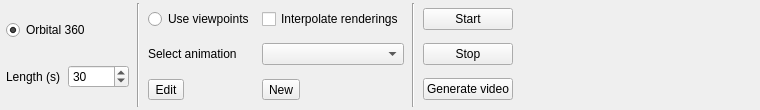
Old version of the form src/gui/forms/toolbar_animationgroup.ui in the repository open-scan-crew/OpenScanTools.
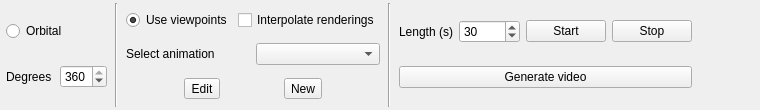
New version of the form.

Commit message: Update animation toolbar layout and add degrees control

What changed in the file:
```diff
--- a/src/gui/forms/toolbar_animationgroup.ui
+++ b/src/gui/forms/toolbar_animationgroup.ui
@@ -30,35 +30,56 @@
     <number>8</number>
    </property>
    <item>
-    <layout class="QGridLayout" name="gridLayout_left">
-     <item row="0" column="0" colspan="2">
+    <widget class="QWidget" name="leftWidget" native="true">
+     <layout class="QVBoxLayout" name="verticalLayout_left">
+      <property name="leftMargin">
+       <number>0</number>
+      </property>
+      <property name="topMargin">
+       <number>0</number>
+      </property>
+      <property name="rightMargin">
+       <number>0</number>
+      </property>
+      <property name="bottomMargin">
+       <number>0</number>
+      </property>
+      <item>
       <widget class="QRadioButton" name="orbital360RadioButton">
        <property name="text">
-        <string>Orbital 360</string>
-       </property>
-       <property name="checked">
-        <bool>true</bool>
+         <string>Orbital</string>
        </property>
       </widget>
      </item>
-     <item row="1" column="0">
-      <widget class="QLabel" name="label_length">
+      <item>
+       <layout class="QHBoxLayout" name="horizontalLayout_degrees">
+        <property name="spacing">
+         <number>8</number>
+        </property>
+        <item>
+         <widget class="QLabel" name="label_degrees">
        <property name="text">
-        <string>Length (s)</string>
+           <string>Degrees</string>
        </property>
       </widget>
      </item>
-     <item row="1" column="1">
-      <widget class="QSpinBox" name="lengthSpinBox">
+        <item>
+         <widget class="QSpinBox" name="degreesSpinBox">
+          <property name="minimum">
+           <number>1</number>
+          </property>
        <property name="maximum">
-        <number>99999</number>
+           <number>360</number>
        </property>
        <property name="value">
-        <number>30</number>
+           <number>360</number>
        </property>
       </widget>
      </item>
     </layout>
+      </item>
+     </layout>
+    </widget>
    </item>
    <item>
     <widget class="Line" name="line_separatorLeft">
@@ -68,39 +89,65 @@
     </widget>
    </item>
    <item>
-    <layout class="QGridLayout" name="gridLayout_center">
-     <item row="0" column="0">
+    <widget class="QWidget" name="centerWidget" native="true">
+     <layout class="QVBoxLayout" name="verticalLayout_center">
+      <property name="leftMargin">
+       <number>0</number>
+      </property>
+      <property name="topMargin">
+       <number>0</number>
+      </property>
+      <property name="rightMargin">
+       <number>0</number>
+      </property>
+      <property name="bottomMargin">
+       <number>0</number>
+      </property>
+      <item>
+       <layout class="QHBoxLayout" name="horizontalLayout_mode">
+        <item>
       <widget class="QRadioButton" name="betweenViewpointsRadioButton">
        <property name="text">
         <string>Use viewpoints</string>
        </property>
-      </widget>
-     </item>
-     <item row="0" column="1">
+          <property name="checked">
+           <bool>true</bool>
+          </property>
+         </widget>
+        </item>
+        <item>
       <widget class="QCheckBox" name="interpolateCheckBox">
        <property name="text">
         <string>Interpolate renderings</string>
        </property>
       </widget>
      </item>
-     <item row="1" column="0">
+       </layout>
+      </item>
+      <item>
+       <layout class="QHBoxLayout" name="horizontalLayout_animationSelect">
+        <item>
       <widget class="QLabel" name="label_selectAnimation">
        <property name="text">
         <string>Select animation</string>
        </property>
       </widget>
      </item>
-     <item row="1" column="1">
+        <item>
       <widget class="QComboBox" name="comboBox_animationList"/>
      </item>
-     <item row="2" column="0">
+       </layout>
+      </item>
+      <item>
+       <layout class="QHBoxLayout" name="horizontalLayout_actions">
+        <item>
       <widget class="QToolButton" name="toolButton_editViewpointAnimConfig">
        <property name="text">
         <string>Edit</string>
        </property>
       </widget>
      </item>
-     <item row="2" column="1">
+        <item>
       <widget class="QToolButton" name="toolButton_newViewpointAnimConfig">
        <property name="text">
         <string>New</string>
@@ -109,6 +156,9 @@
      </item>
     </layout>
    </item>
+     </layout>
+    </widget>
+   </item>
    <item>
     <widget class="Line" name="line_separatorRight">
      <property name="orientation">
@@ -117,8 +167,40 @@
     </widget>
    </item>
    <item>
-    <layout class="QGridLayout" name="gridLayout_right">
-     <item row="0" column="0">
+    <widget class="QWidget" name="rightWidget" native="true">
+     <layout class="QVBoxLayout" name="verticalLayout_right">
+      <property name="leftMargin">
+       <number>0</number>
+      </property>
+      <property name="topMargin">
+       <number>0</number>
+      </property>
+      <property name="rightMargin">
+       <number>0</number>
+      </property>
+      <property name="bottomMargin">
+       <number>0</number>
+      </property>
+      <item>
+       <layout class="QHBoxLayout" name="horizontalLayout_lengthAndControls">
+        <item>
+         <widget class="QLabel" name="label_length">
+          <property name="text">
+           <string>Length (s)</string>
+          </property>
+         </widget>
+        </item>
+        <item>
+         <widget class="QSpinBox" name="lengthSpinBox">
+          <property name="maximum">
+           <number>99999</number>
+          </property>
+          <property name="value">
+           <number>30</number>
+          </property>
+         </widget>
+        </item>
+        <item>
       <widget class="QPushButton" name="startAnimationButton">
        <property name="text">
         <string>Start</string>
@@ -128,7 +210,7 @@
        </property>
       </widget>
      </item>
-     <item row="1" column="0">
+        <item>
       <widget class="QPushButton" name="stopAnimationButton">
        <property name="text">
         <string>Stop</string>
@@ -138,7 +220,9 @@
        </property>
       </widget>
      </item>
-     <item row="2" column="0">
+       </layout>
+      </item>
+      <item>
       <widget class="QPushButton" name="generateVideoPushButton">
        <property name="toolTip">
         <string>Video generation. Please make sure you are in perspective mode and that you selected a frame in the image section.</string>
@@ -152,6 +236,7 @@
       </widget>
      </item>
     </layout>
+    </widget>
    </item>
    <item>
     <spacer name="horizontalSpacer">
```
Lines whose indentation alone changed are shown as unchanged. The commit also changes 1 other file.
